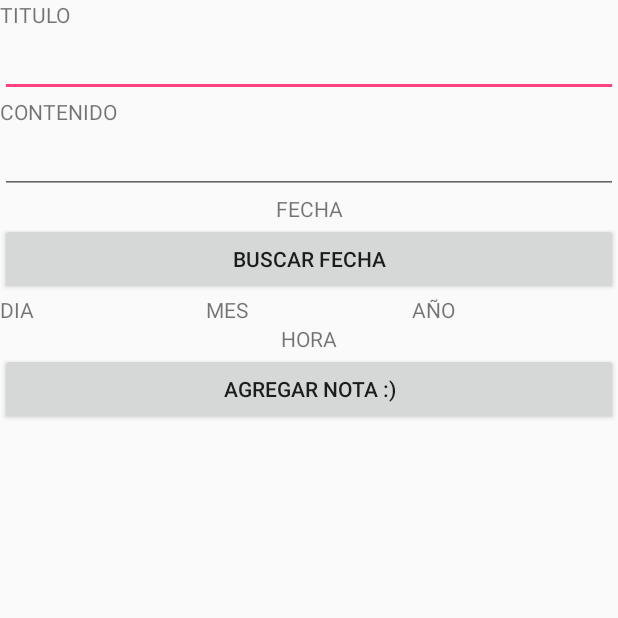
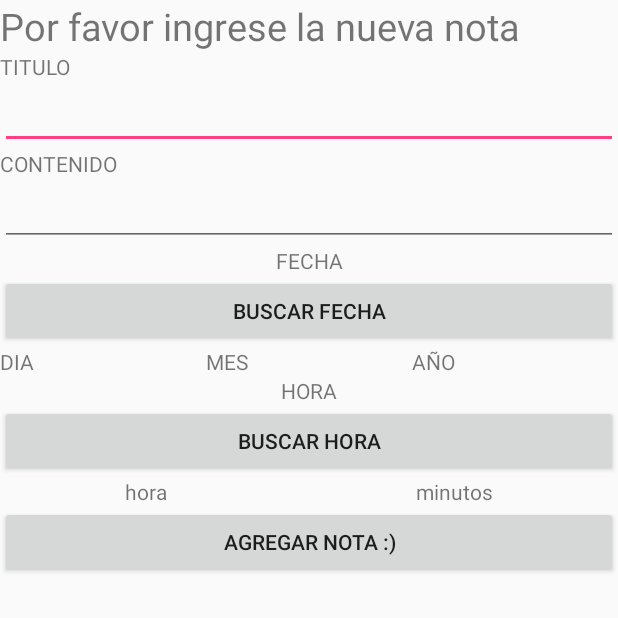
Before and after one commit to jonalexjm/appNotas, an Android app: the AdicionarNota screen opened directly, with no data from a screen before it, on a phone screen of 412 x 824 dp, the top half of it. Run offline under Robolectric (Android 15) with nearby library versions, the phone set to English and light mode, and no system bars.

Commit message:
v7 funciona data picker and time picker

```diff
--- a/app/src/main/java/jonalexjm/com/appnotas/AdicionarNota.java
+++ b/app/src/main/java/jonalexjm/com/appnotas/AdicionarNota.java
@@ -2,25 +2,32 @@ package jonalexjm.com.appnotas;
 
 import android.app.DatePickerDialog;
 import android.app.Dialog;
+import android.app.TimePickerDialog;
 import android.content.ContentValues;
 import android.database.sqlite.SQLiteDatabase;
 import android.support.v7.app.AppCompatActivity;
 import android.os.Bundle;
+import android.text.format.DateUtils;
 import android.view.View;
 import android.widget.Button;
 import android.widget.DatePicker;
 import android.widget.EditText;
 import android.widget.TextView;
+import android.widget.TimePicker;
 import android.widget.Toast;
+
+import java.util.Calendar;
 
 public class AdicionarNota extends AppCompatActivity {
 
 
-    private Button btnBuscarFechas, btnGuardarNota;
-    private TextView txtTitulo, txtContenido, txtFecha, txtDia, txtMes, txtAnno;
+    private Button btnBuscarFechas, btnGuardarNota, btnAgregarHora;
+    private TextView txtTitulo, txtContenido, txtFecha, txtDia, txtMes, txtAnno, txtHora, txtMinutos;
     private EditText edTxtTitulo,edTxtContenido;
     private int diaNota, mesNota, annoNota, sDia, msMes, sAnno;
     static final int DATE_ID = 0;
+
+    TimePickerDialog timePickerDialog;
 
 
     @Override
@@ -30,6 +37,7 @@ public class AdicionarNota extends AppCompatActivity {
 
         btnBuscarFechas = (Button) findViewById(R.id.btnEscoger_fecha);
         btnGuardarNota = (Button) findViewById(R.id.btnAgregarNota);
+        btnAgregarHora =  (Button) findViewById(R.id.btnAgregarHora);
 
         txtTitulo = (TextView) findViewById(R.id.txtTitulo);
         txtContenido = (TextView) findViewById(R.id.txtContenido);
@@ -37,6 +45,8 @@ public class AdicionarNota extends AppCompatActivity {
         txtDia = (TextView) findViewById(R.id.txtDia);
         txtMes = (TextView) findViewById(R.id.txtMes);
         txtAnno = (TextView) findViewById(R.id.txtAnno);
+        txtHora = (TextView) findViewById(R.id.txtHora);
+        txtMinutos = (TextView) findViewById(R.id.txtMinutos);
 
         edTxtTitulo = (EditText) findViewById(R.id.edTxtTitulo);
         edTxtContenido = (EditText) findViewById(R.id.edTxtContenido);
@@ -51,15 +61,37 @@ public class AdicionarNota extends AppCompatActivity {
         });
 
 
+        btnAgregarHora.setOnClickListener(new View.OnClickListener() {
+            @Override
+            public void onClick(View v) {
+                Calendar mcurrentTime = Calendar.getInstance();
+                int hour = mcurrentTime.get(Calendar.HOUR_OF_DAY);
+                int minute = mcurrentTime.get(Calendar.MINUTE);
+                TimePickerDialog mTimePicker;
+                mTimePicker = new TimePickerDialog(AdicionarNota.this, new TimePickerDialog.OnTimeSetListener() {
+                    @Override
+                    public void onTimeSet(TimePicker timePicker, int selectedHour, int selectedMinute) {
+                        txtHora.setText(selectedHour + ":" + selectedMinute);
+                       // txtMinutos.setText(selectedMinute);
+                    }
+                }, hour, minute, true);//Yes 24 hour time
+                mTimePicker.setTitle("Seleccione la hora");
+                mTimePicker.show();
+
+            }
+        });
+
+
     }
 
     private DatePickerDialog.OnDateSetListener mDateSetListener = new DatePickerDialog.OnDateSetListener(){
         public void onDateSet(DatePicker view, int anno, int mes, int dia ){
 
             diaNota = dia;
-            mesNota = mes;
+            mesNota = mes;//aqui se almacena la fecha que selecciones en el datepicker
             annoNota = anno;
-//colocarFecha
+
+            ColocarFechasTxtView();
         }
 
     };
@@ -74,5 +106,11 @@ public class AdicionarNota extends AppCompatActivity {
         return null;
     }
 
+    private void ColocarFechasTxtView(){
+        txtDia.setText(new StringBuilder().append(diaNota));
+        txtMes.setText(new StringBuilder().append(mesNota +1));
+        txtAnno.setText(new StringBuilder().append(annoNota));
+    }
+
 
 }
--- a/app/src/main/res/layout/activity_adicionar_nota.xml
+++ b/app/src/main/res/layout/activity_adicionar_nota.xml
@@ -16,6 +16,14 @@
             xmlns:android="http://schemas.android.com/apk/res/android"
             android:orientation="vertical"
             >
+            <TextView
+                android:id="@+id/txtBienvenida"
+                android:layout_width="wrap_content"
+                android:layout_height="wrap_content"
+                android:text="Por favor ingrese la nueva nota"
+                android:textSize="25dp"
+
+                />
             <TextView
                 android:id="@+id/txtTitulo"
                 android:layout_width="wrap_content"
@@ -113,13 +121,57 @@
                 xmlns:android="http://schemas.android.com/apk/res/android"
                 >
                 <TextView
-                    android:id="@+id/txtHora"
+                    android:id="@+id/txtHora1"
                     android:layout_width="wrap_content"
                     android:layout_height="wrap_content"
                     android:layout_gravity="center"
                     android:gravity="center"
                     android:text="HORA"
+                    android:layout_weight="1"
+
                     />
+
+
+
+
+            </LinearLayout>
+            <LinearLayout
+                android:layout_width="fill_parent"
+                android:layout_height="wrap_content"
+                android:orientation="vertical"
+                xmlns:android="http://schemas.android.com/apk/res/android"
+                >
+                <Button
+                    android:id="@+id/btnAgregarHora"
+                    android:layout_width="fill_parent"
+                    android:layout_height="wrap_content"
+                    android:text="Buscar hora"/>
+
+
+
+            </LinearLayout>
+            <LinearLayout
+                android:layout_width="fill_parent"
+                android:layout_height="wrap_content"
+                android:orientation="horizontal"
+
+                >
+                <TextView
+                    android:id="@+id/txtHora"
+                    android:layout_width="wrap_content"
+                    android:layout_height="wrap_content"
+                    android:text="hora"
+                    android:layout_gravity="center"
+                    android:gravity="center"
+                    android:layout_weight="1"/>
+                <TextView
+                    android:id="@+id/txtMinutos"
+                    android:layout_width="wrap_content"
+                    android:layout_height="wrap_content"
+                    android:text="minutos"
+                    android:layout_gravity="center"
+                    android:gravity="center"
+                    android:layout_weight="1"/>
 
 
 
```
